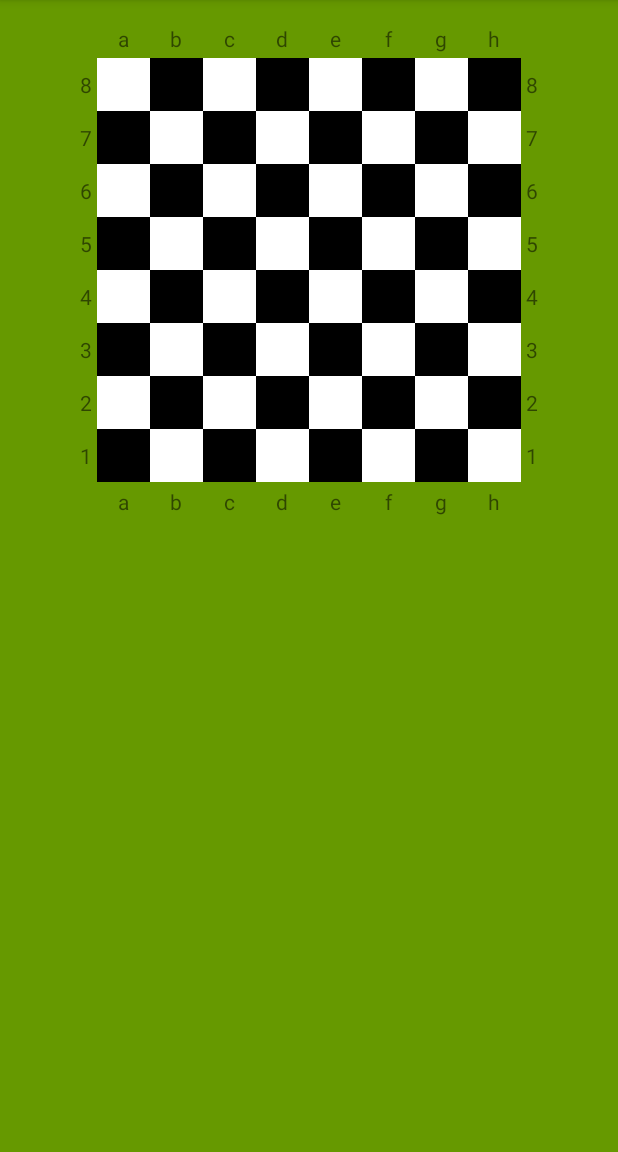
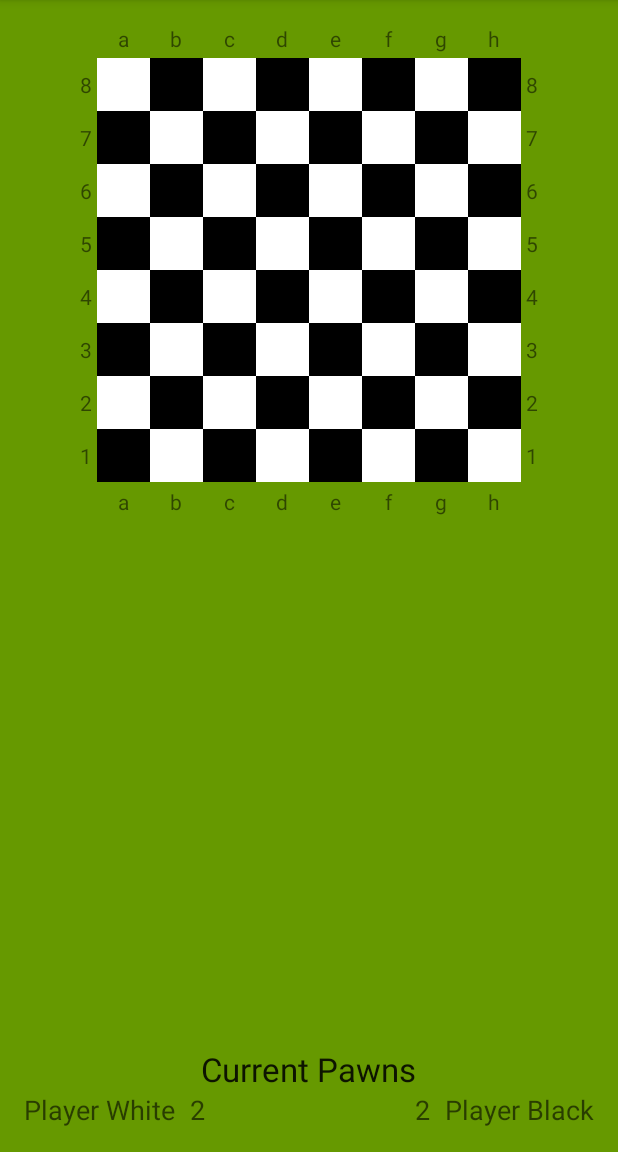
Before and after one commit to dave90/Reversi, an Android app: the screen it shows after launch (GameActivity), after a tap on "START", on a phone screen of 412 x 824 dp, the part 84-1236 px from its top. Run offline under Robolectric (Android 15) with nearby library versions, the phone set to English and light mode, and no system bars.

Commit message:
Fixed Game layout

```diff
--- a/app/src/main/res/layout/activity_game.xml
+++ b/app/src/main/res/layout/activity_game.xml
@@ -8,8 +8,8 @@
     android:background="@color/darkgreen"
     tools:context="it.unical.mat.reversi.GameActivity">
 
-
     <FrameLayout
+        android:id="@+id/frame_chessboard"
         android:layout_width="wrap_content"
         android:layout_height="wrap_content"
         android:layout_centerHorizontal="true"
@@ -17,6 +17,7 @@
 
     <!-- CHESSBOARD -->
     <TableLayout xmlns:android="http://schemas.android.com/apk/res/android"
+        android:layout_centerHorizontal="true"
         android:id="@+id/chessboard" android:layout_height="wrap_content" android:layout_width="fill_parent">
         <!-- NOTATION UP-->
         <TableRow android:id="@+id/notation_up" android:layout_height="wrap_content" android:layout_width="wrap_content">
@@ -177,4 +178,60 @@
 
     </FrameLayout>
 
+    <LinearLayout
+        android:orientation="vertical"
+        android:layout_width="match_parent"
+        android:layout_height="wrap_content"
+        android:layout_alignBottom="@id/frame_chessboard"
+        android:layout_alignParentBottom="true">
+
+    <TextView
+        android:layout_width="wrap_content"
+        android:layout_height="wrap_content"
+        android:textAppearance="?android:attr/textAppearanceLarge"
+        android:text="@string/pawns"
+        android:layout_gravity="center" />
+
+    <LinearLayout
+        android:orientation="horizontal"
+        android:layout_width="match_parent"
+        android:layout_height="match_parent">
+        <TextView
+            android:layout_width="wrap_content"
+            android:layout_height="wrap_content"
+            android:textAppearance="?android:attr/textAppearanceMedium"
+            android:text="@string/player_white"
+            android:id="@+id/textViewWhite"/>
+        <TextView
+            android:layout_width="wrap_content"
+            android:layout_height="wrap_content"
+            android:textAppearance="?android:attr/textAppearanceMedium"
+            android:id="@+id/textViewPawnsWhite"
+            android:text="2"
+            android:layout_marginLeft="10sp"
+            android:layout_marginStart="10sp"/>
+        <Space
+            android:layout_width="match_parent"
+            android:layout_height="fill_parent"
+            android:layout_gravity="center_horizontal"
+            android:layout_weight="1"/>
+        <TextView
+            android:layout_width="wrap_content"
+            android:layout_height="wrap_content"
+            android:textAppearance="?android:attr/textAppearanceMedium"
+            android:id="@+id/textViewPawnsBlack"
+            android:text="2"
+            android:layout_marginRight="10sp"
+            android:layout_marginEnd="10sp"/>
+        <TextView
+            android:layout_width="wrap_content"
+            android:layout_height="wrap_content"
+            android:textAppearance="?android:attr/textAppearanceMedium"
+            android:text="@string/player_black"
+            android:id="@+id/textViewBlack"
+            android:layout_column="4" />
+
+    </LinearLayout>
+    </LinearLayout>
+
 </RelativeLayout>
--- a/app/src/main/res/values/strings.xml
+++ b/app/src/main/res/values/strings.xml
@@ -6,4 +6,5 @@
     <string name="player_white">Player White</string>
     <string name="player_black">Player Black</string>
     <string name="title_activity_game">GameActivity</string>
+    <string name="pawns">Current Pawns</string>
 </resources>
```
